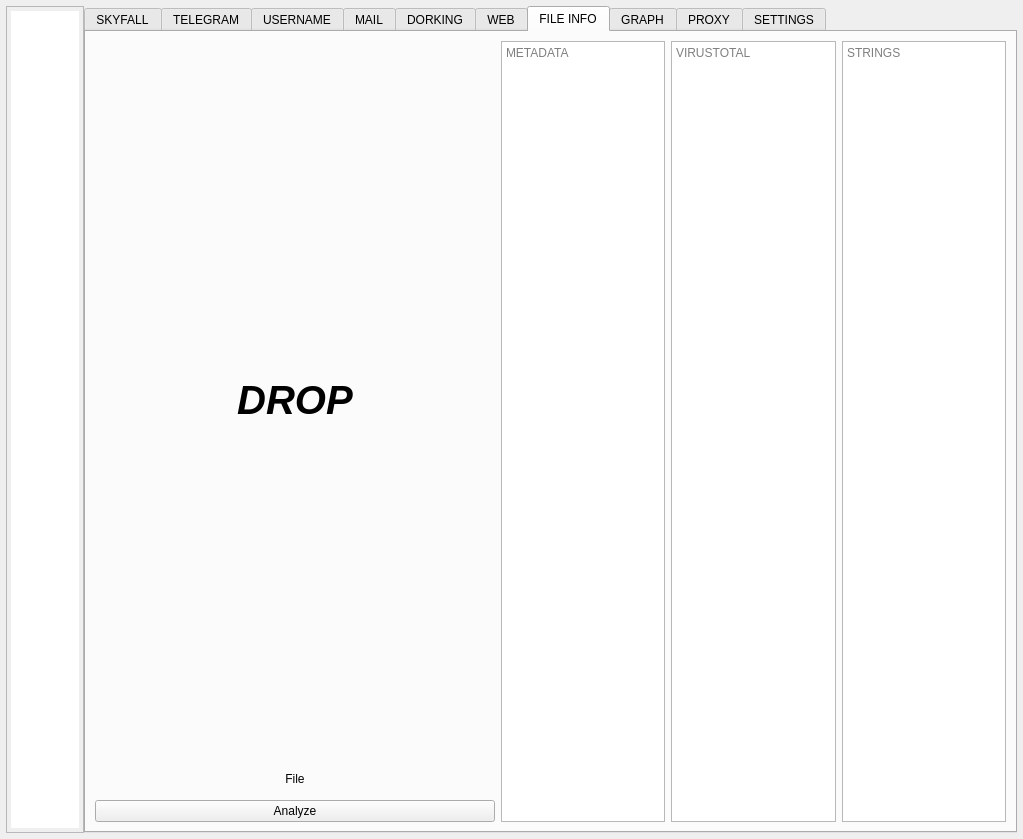
Above: resources/form.ui from Nighty3098/SkyFall before the change. Below: the same form after it.
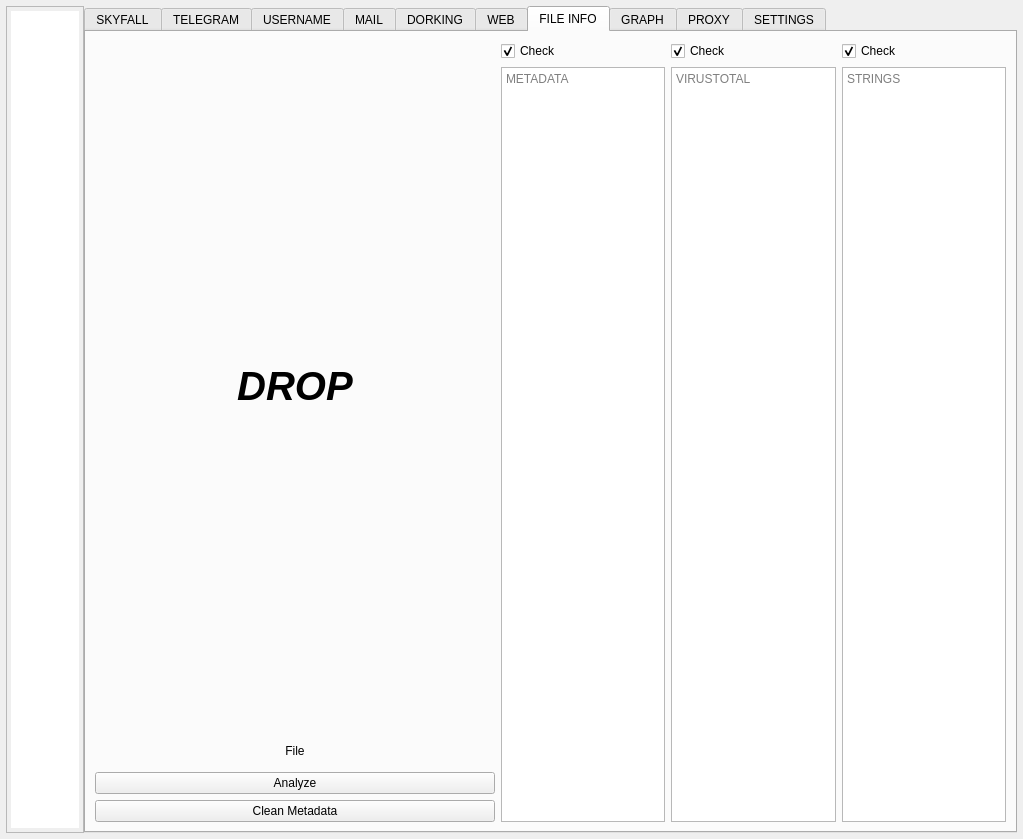
That is the form after the change. The open tabs and pages were chosen to show the change. Custom widgets are drawn as their Qt base class.

Commit message:
feat(metadata): add metadata cleaner module with EXIF stripping
- Add metadata_cleaner.py with EXIF/metadata removal for images, PDFs,
  DOCX, PPTX, ODT, ODS, EPUB, RTF, MP3, FLAC, XLSX, ZIP
- Add Clean Metadata button to file info tab
- Add checkboxes to toggle metadata/strings/virustotal sections
- Fix connector lambda capturing clicked bool instead of file path
- Suppress hachoir internal JPEG parser warnings
- Fix hachoir datetime parsing for single-digit EXIF time components

Patch:
```diff
--- a/resources/form.ui
+++ b/resources/form.ui
@@ -964,37 +964,17 @@
           <string>FILE INFO</string>
          </attribute>
          <layout class="QGridLayout" name="gridLayout_7">
-          <item row="1" column="0">
-           <widget class="QLabel" name="metadataFilePath">
-            <property name="maximumSize">
-             <size>
-              <width>400</width>
-              <height>30</height>
-             </size>
-            </property>
+          <item row="0" column="3">
+           <widget class="QCheckBox" name="fileStringsCheck">
             <property name="text">
-             <string>File</string>
+             <string>Check</string>
             </property>
-            <property name="alignment">
-             <set>Qt::AlignmentFlag::AlignCenter</set>
+            <property name="checked">
+             <bool>true</bool>
             </property>
            </widget>
           </item>
-          <item row="0" column="3" rowspan="3">
-           <widget class="QPlainTextEdit" name="stringsFileDebug">
-            <property name="placeholderText">
-             <string>STRINGS</string>
-            </property>
-           </widget>
-          </item>
-          <item row="0" column="1" rowspan="3">
-           <widget class="QPlainTextEdit" name="metadataDebug">
-            <property name="placeholderText">
-             <string>METADATA</string>
-            </property>
-           </widget>
-          </item>
-          <item row="0" column="0">
+          <item row="0" column="0" rowspan="2">
            <widget class="DropWidget" name="metadataFileDropWidget" native="true">
             <property name="minimumSize">
              <size>
@@ -1032,7 +1012,7 @@
             </layout>
            </widget>
           </item>
-          <item row="2" column="0">
+          <item row="3" column="0">
            <widget class="QPushButton" name="getMetadataButton">
             <property name="maximumSize">
              <size>
@@ -1045,13 +1025,70 @@
             </property>
            </widget>
           </item>
-          <item row="0" column="2" rowspan="3">
+          <item row="0" column="2">
+           <widget class="QCheckBox" name="fileVirustotalCheck">
+            <property name="text">
+             <string>Check</string>
+            </property>
+            <property name="checked">
+             <bool>true</bool>
+            </property>
+           </widget>
+          </item>
+          <item row="2" column="0">
+           <widget class="QLabel" name="metadataFilePath">
+            <property name="maximumSize">
+             <size>
+              <width>400</width>
+              <height>30</height>
+             </size>
+            </property>
+            <property name="text">
+             <string>File</string>
+            </property>
+            <property name="alignment">
+             <set>Qt::AlignmentFlag::AlignCenter</set>
+            </property>
+           </widget>
+          </item>
+          <item row="0" column="1">
+           <widget class="QCheckBox" name="fileMetadataCheck">
+            <property name="text">
+             <string>Check</string>
+            </property>
+            <property name="checked">
+             <bool>true</bool>
+            </property>
+           </widget>
+          </item>
+          <item row="4" column="0">
+           <widget class="QPushButton" name="cleanMetadataButton">
+            <property name="text">
+             <string>Clean Metadata</string>
+            </property>
+           </widget>
+          </item>
+          <item row="1" column="1" rowspan="4">
+           <widget class="QPlainTextEdit" name="metadataDebug">
+            <property name="placeholderText">
+             <string>METADATA</string>
+            </property>
+           </widget>
+          </item>
+          <item row="1" column="2" rowspan="4">
            <widget class="QPlainTextEdit" name="virustotalFileDebug">
             <property name="placeholderText">
              <string>VIRUSTOTAL</string>
             </property>
            </widget>
           </item>
+          <item row="1" column="3" rowspan="4">
+           <widget class="QPlainTextEdit" name="stringsFileDebug">
+            <property name="placeholderText">
+             <string>STRINGS</string>
+            </property>
+           </widget>
+          </item>
          </layout>
         </widget>
         <widget class="QWidget" name="graphTab">
```
Left out of the diff: 2 changed lines with no effect on the pictures. The commit also changes 6 other files.
